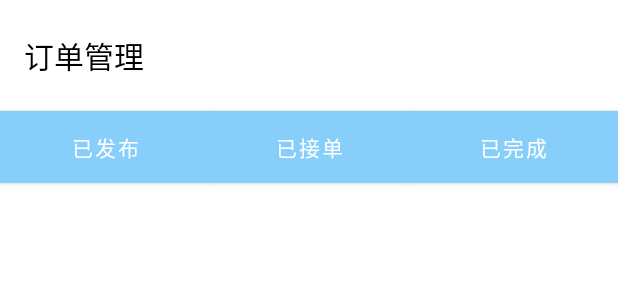
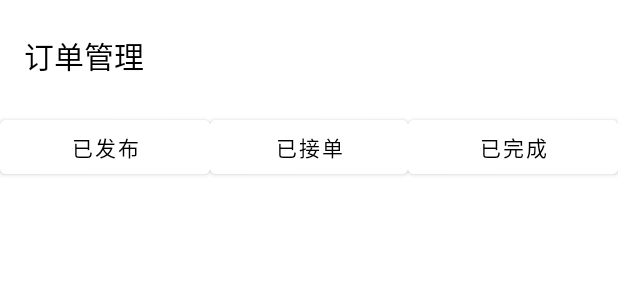
Before and after one commit to android-app-development-course/2021autumn-A8-TutorGather, an Android app: the layout order_select_fragment.xml on its own in the app's theme, with its tools: preview values and no code run, on a phone screen of 412 x 824 dp. Shown: the top 300 px of the screen. Run offline under Robolectric (Android 15) with nearby library versions, the phone set to English and light mode, and no system bars; network calls fail.

Commit message:
FinishOrderManager

```diff
--- a/TutorGather/app/src/main/res/layout/order_select_fragment.xml
+++ b/TutorGather/app/src/main/res/layout/order_select_fragment.xml
@@ -34,8 +34,10 @@
         android:layout_marginTop="0dp"
         android:layout_marginEnd="0dp"
         android:layout_marginRight="0dp"
-        android:background="@drawable/shape"
+
+        android:backgroundTint="@color/white"
         android:text="已发布"
+        android:textColor="@color/black"
         app:layout_constraintEnd_toStartOf="@id/Acceptbutton"
         app:layout_constraintHorizontal_bias="1.0"
         app:layout_constraintStart_toStartOf="parent"
@@ -55,8 +57,10 @@
         android:layout_toLeftOf="@+id/Completedbutton"
         android:layout_toEndOf="@+id/Sentbutton"
         android:layout_toRightOf="@+id/Sentbutton"
-        android:background="@drawable/shape"
+
+        android:backgroundTint="@color/white"
         android:text="已接单"
+        android:textColor="@color/black"
         app:layout_constraintBottom_toTopOf="@+id/Sentbutton"
         app:layout_constraintEnd_toStartOf="@id/Completedbutton"
         app:layout_constraintHorizontal_bias="0.447"
@@ -73,8 +77,9 @@
         android:layout_marginTop="0dp"
         android:layout_marginEnd="0dp"
         android:layout_marginRight="0dp"
-        android:background="@drawable/shape"
+        android:backgroundTint="@color/white"
         android:text="已完成"
+        android:textColor="@color/black"
         app:layout_constraintEnd_toEndOf="parent"
         app:layout_constraintHorizontal_bias="0.447"
         app:layout_constraintStart_toEndOf="@id/Acceptbutton"
```
Also changed, not shown: TutorGather/app/src/main/java/com/example/mobile_phone/MainActivity.kt (+20 -13 lines), TutorGather/app/src/main/java/com/example/mobile_phone/bean/User.java (added, +8 -0 lines), TutorGather/app/src/main/java/com/example/mobile_phone/fragment/OrderDisplayFragment.kt (+51 -4 lines), TutorGather/app/src/main/java/com/example/mobile_phone/fragment/OrderFragment.kt (+4 -3 lines), TutorGather/app/src/main/java/com/example/mobile_phone/webData/OrderWebData.kt (+2 -6 lines).
